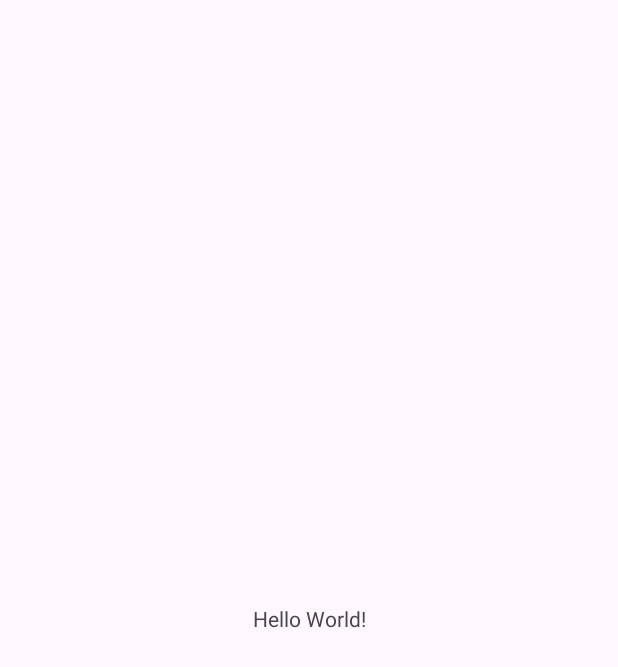
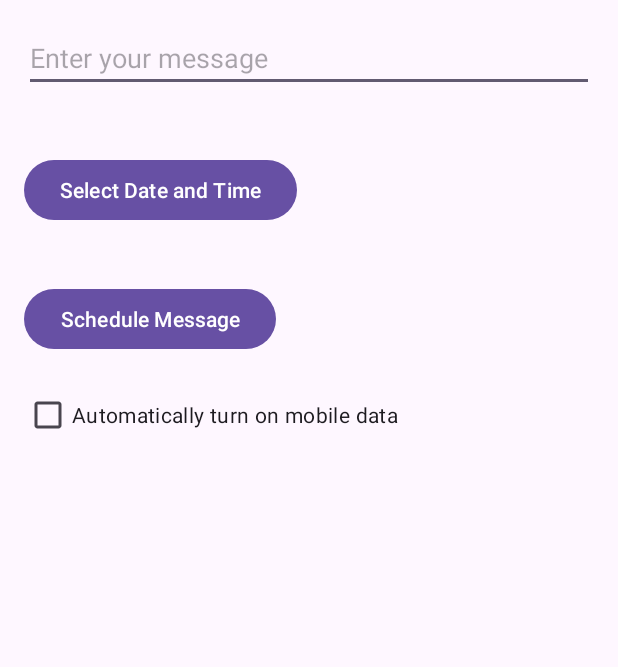
Before and after one commit to NafreesMIM/My-CheduledApp, an Android app: the screen it shows after launch (MainActivity), on a phone screen of 412 x 824 dp. Before the commit the part shown is almost empty. Shown: the top 667 px of the screen. Run offline under Robolectric (Android 15) with nearby library versions, the phone set to English and light mode, and no system bars.

Commit message:
new commit

```diff
--- a/app/src/main/AndroidManifest.xml
+++ b/app/src/main/AndroidManifest.xml
@@ -1,6 +1,7 @@
 <?xml version="1.0" encoding="utf-8"?>
 <manifest xmlns:android="http://schemas.android.com/apk/res/android"
     xmlns:tools="http://schemas.android.com/tools">
+    <uses-permission android:name="android.permission.ACCESS_NETWORK_STATE" />
 
     <application
         android:allowBackup="true"
--- a/app/src/main/java/com/example/myapplication/MainActivity.kt
+++ b/app/src/main/java/com/example/myapplication/MainActivity.kt
@@ -2,10 +2,115 @@ package com.example.myapplication
 
 import androidx.appcompat.app.AppCompatActivity
 import android.os.Bundle
+import android.app.DatePickerDialog
+import android.app.TimePickerDialog
+import android.content.Context
+import android.content.Intent
+import android.net.ConnectivityManager
+import android.provider.Settings
+import android.widget.Button
+import android.widget.CheckBox
+import android.widget.DatePicker
+import android.widget.EditText
+import android.widget.TimePicker
+import java.util.*
 
 class MainActivity : AppCompatActivity() {
+    private lateinit var messageEditText: EditText
+    private lateinit var selectDateTimeButton: Button
+    private lateinit var scheduleButton: Button
+    private lateinit var autoTurnOnDataCheckbox: CheckBox
+
+    private var selectedYear = 0
+    private var selectedMonth = 0
+    private var selectedDay = 0
+    private var selectedHour = 0
+    private var selectedMinute = 0
+
     override fun onCreate(savedInstanceState: Bundle?) {
         super.onCreate(savedInstanceState)
         setContentView(R.layout.activity_main)
+
+        messageEditText = findViewById(R.id.messageEditText)
+        selectDateTimeButton = findViewById(R.id.selectDateTimeButton)
+        scheduleButton = findViewById(R.id.scheduleButton)
+        autoTurnOnDataCheckbox = findViewById(R.id.autoTurnOnDataCheckbox)
+
+        selectDateTimeButton.setOnClickListener {
+            showDateTimePicker()
+        }
+
+        scheduleButton.setOnClickListener {
+            scheduleMessage()
+        }
+
+        autoTurnOnDataCheckbox.setOnCheckedChangeListener { _, isChecked ->
+            if (isChecked) {
+                if (!isMobileDataEnabled()) {
+                    requestTurnOnMobileData()
+                }
+            }
+        }
+    }
+
+    private fun isMobileDataEnabled(): Boolean {
+        val cm = getSystemService(Context.CONNECTIVITY_SERVICE) as ConnectivityManager
+        val info = cm.getNetworkInfo(ConnectivityManager.TYPE_MOBILE)
+        return info != null && info.isConnected
+    }
+
+    private fun requestTurnOnMobileData() {
+        val intent = Intent(Settings.ACTION_DATA_USAGE_SETTINGS)
+        startActivity(intent)
+    }
+
+    private fun showDateTimePicker() {
+        val calendar = Calendar.getInstance()
+        val year = calendar.get(Calendar.YEAR)
+        val month = calendar.get(Calendar.MONTH)
+        val day = calendar.get(Calendar.DAY_OF_MONTH)
+
+        val datePickerDialog = DatePickerDialog(
+            this,
+            DatePickerDialog.OnDateSetListener { _, year, monthOfYear, dayOfMonth ->
+                selectedYear = year
+                selectedMonth = monthOfYear
+                selectedDay = dayOfMonth
+                showTimePicker()
+            },
+            year,
+            month,
+            day
+        )
+        datePickerDialog.show()
+    }
+
+    private fun showTimePicker() {
+        val calendar = Calendar.getInstance()
+        val hour = calendar.get(Calendar.HOUR_OF_DAY)
+        val minute = calendar.get(Calendar.MINUTE)
+
+        val timePickerDialog = TimePickerDialog(
+            this,
+            TimePickerDialog.OnTimeSetListener { _, hourOfDay, minute ->
+                selectedHour = hourOfDay
+                selectedMinute = minute
+            },
+            hour,
+            minute,
+            true
+        )
+        timePickerDialog.show()
+    }
+
+    private fun scheduleMessage() {
+        val message = messageEditText.text.toString()
+        val calendar = Calendar.getInstance()
+        calendar.set(selectedYear, selectedMonth, selectedDay, selectedHour, selectedMinute)
+        val scheduledTime = calendar.timeInMillis
+
+        // Implement logic to schedule the message using AlarmManager or WorkManager
+        // For simplicity, let's just print the scheduled time
+        println("Message scheduled to be sent at: $scheduledTime")
     }
 }
--- a/app/src/main/res/layout/activity_main.xml
+++ b/app/src/main/res/layout/activity_main.xml
@@ -1,18 +1,39 @@
 <?xml version="1.0" encoding="utf-8"?>
-<androidx.constraintlayout.widget.ConstraintLayout xmlns:android="http://schemas.android.com/apk/res/android"
-    xmlns:app="http://schemas.android.com/apk/res-auto"
-    xmlns:tools="http://schemas.android.com/tools"
+<RelativeLayout xmlns:android="http://schemas.android.com/apk/res/android"
     android:layout_width="match_parent"
     android:layout_height="match_parent"
-    tools:context=".MainActivity">
+    android:padding="16dp">
 
-    <TextView
+    <EditText
+        android:id="@+id/messageEditText"
+        android:layout_width="match_parent"
+        android:layout_height="wrap_content"
+        android:hint="@string/enter_message_hint"
+        android:inputType="textMultiLine"
+        android:autofillHints="message"/>
+
+    <Button
+        android:id="@+id/selectDateTimeButton"
         android:layout_width="wrap_content"
         android:layout_height="wrap_content"
-        android:text="Hello World!"
-        app:layout_constraintBottom_toBottomOf="parent"
-        app:layout_constraintEnd_toEndOf="parent"
-        app:layout_constraintStart_toStartOf="parent"
-        app:layout_constraintTop_toTopOf="parent" />
+        android:layout_below="@id/messageEditText"
+        android:layout_marginTop="41dp"
+        android:text="@string/select_date_time_button" />
 
-</androidx.constraintlayout.widget.ConstraintLayout>
+    <Button
+        android:id="@+id/scheduleButton"
+        android:layout_width="wrap_content"
+        android:layout_height="wrap_content"
+        android:layout_below="@id/selectDateTimeButton"
+        android:layout_marginTop="38dp"
+        android:text="@string/schedule_message_button" />
+
+    <CheckBox
+        android:id="@+id/autoTurnOnDataCheckbox"
+        android:layout_width="wrap_content"
+        android:layout_height="wrap_content"
+        android:layout_below="@id/scheduleButton"
+        android:layout_marginTop="16dp"
+        android:text="Automatically turn on mobile data"
+        android:checked="false"/>
+</RelativeLayout>
--- a/app/src/main/res/values/strings.xml
+++ b/app/src/main/res/values/strings.xml
@@ -1,3 +1,7 @@
 <resources>
     <string name="app_name">My Application</string>
+    <string name="select_date_time_button">Select Date and Time</string>
+    <string name="schedule_message_button">Schedule Message</string>
+    <string name="enter_message_hint">Enter your message</string>
+
 </resources>
```
